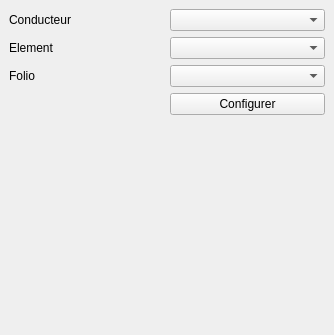
Before: the Qt Designer form sources/autoNum/ui/autonumberingdockwidget.ui in qelectrotech/qelectrotech-source-mirror, drawn with Qt 5.
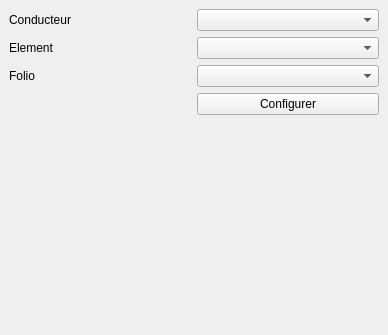
After: the same form once the commit is applied. Icons and pictures are not drawn.

The edit to the form file:
```diff
--- a/sources/autoNum/ui/autonumberingdockwidget.ui
+++ b/sources/autoNum/ui/autonumberingdockwidget.ui
@@ -6,7 +6,7 @@
    <rect>
     <x>0</x>
     <y>0</y>
-    <width>334</width>
+    <width>388</width>
     <height>335</height>
    </rect>
   </property>
```
Left out of the diff: 2 changed lines with no effect on the pictures.
